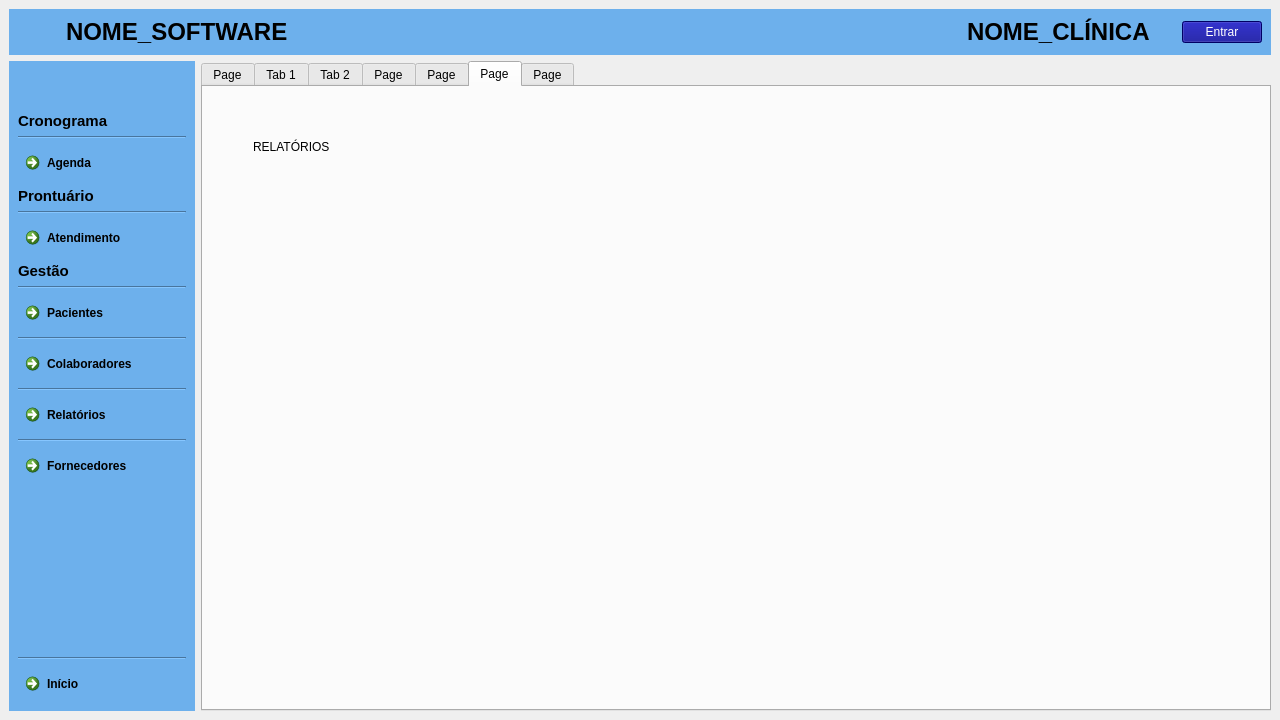
Qt form clinica_cpp/mainwindow.ui (juander/Projeto_CPP) before a commit.
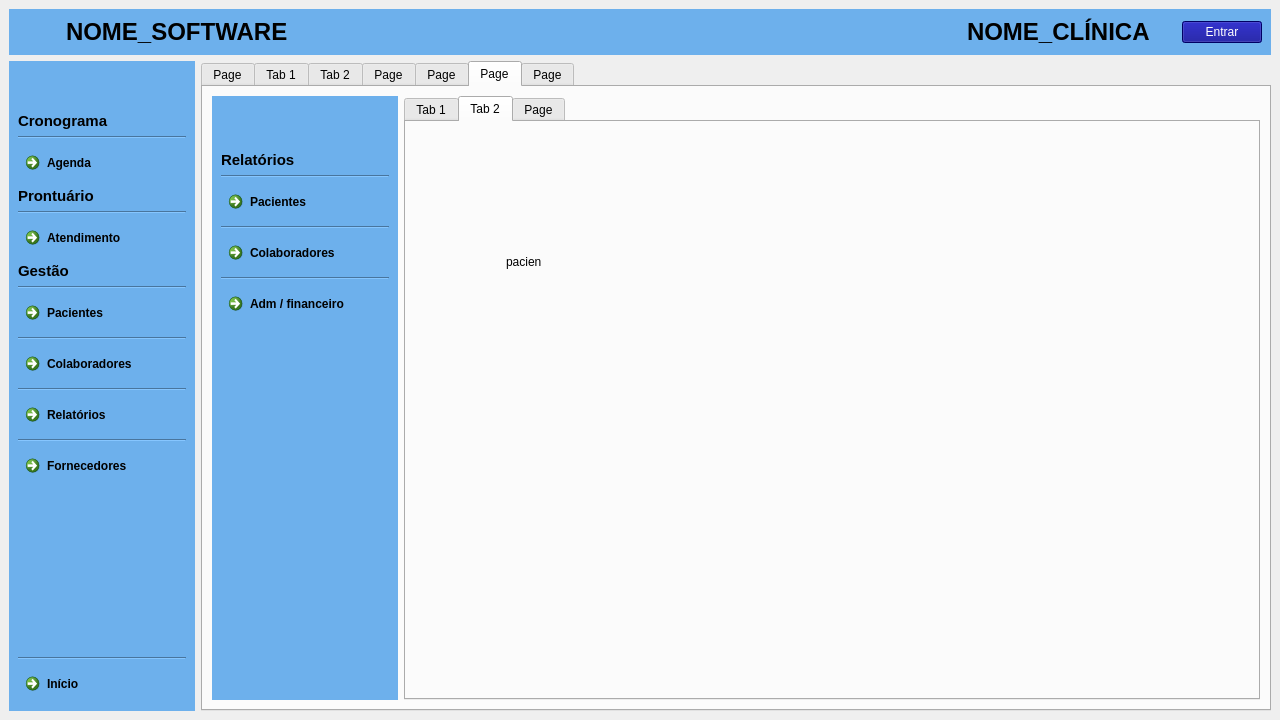
The same form after that commit. The open tabs and pages were chosen to show the change. Icons and pictures are not drawn.

Commit message: nao aguento mais meu deus

What changed in the file:
```diff
--- a/clinica_cpp/mainwindow.ui
+++ b/clinica_cpp/mainwindow.ui
@@ -2951,22 +2951,1002 @@
            <attribute name="title">
             <string>Page</string>
            </attribute>
-           <widget class="QLabel" name="label_10">
-            <property name="geometry">
-             <rect>
-              <x>50</x>
-              <y>50</y>
-              <width>111</width>
-              <height>20</height>
-             </rect>
-            </property>
-            <property name="styleSheet">
-             <string notr="true">color: rgb(0, 0, 0);</string>
-            </property>
-            <property name="text">
-             <string>RELATÓRIOS</string>
-            </property>
-           </widget>
+           <layout class="QVBoxLayout" name="verticalLayout_16">
+            <item>
+             <layout class="QHBoxLayout" name="horizontalLayout_14">
+              <item>
+               <widget class="QFrame" name="frameLateral_2">
+                <property name="enabled">
+                 <bool>true</bool>
+                </property>
+                <property name="autoFillBackground">
+                 <bool>false</bool>
+                </property>
+                <property name="styleSheet">
+                 <string notr="true">background-color:rgb(109, 176, 236)</string>
+                </property>
+                <property name="frameShape">
+                 <enum>QFrame::Shape::NoFrame</enum>
+                </property>
+                <property name="frameShadow">
+                 <enum>QFrame::Shadow::Raised</enum>
+                </property>
+                <layout class="QVBoxLayout" name="verticalLayout_19">
+                 <item>
+                  <spacer name="verticalSpacer_28">
+                   <property name="orientation">
+                    <enum>Qt::Orientation::Vertical</enum>
+                   </property>
+                   <property name="sizeHint" stdset="0">
+                    <size>
+                     <width>20</width>
+                     <height>40</height>
+                    </size>
+                   </property>
+                  </spacer>
+                 </item>
+                 <item>
+                  <widget class="QLabel" name="label_26">
+                   <property name="font">
+                    <font>
+                     <family>Arial</family>
+                     <pointsize>10</pointsize>
+                     <bold>true</bold>
+                    </font>
+                   </property>
+                   <property name="text">
+                    <string>&lt;html&gt;&lt;head/&gt;&lt;body&gt;&lt;p&gt;&lt;span style=&quot; font-size:11pt; color:#000000;&quot;&gt;Relatórios&lt;/span&gt;&lt;/p&gt;&lt;/body&gt;&lt;/html&gt;</string>
+                   </property>
+                  </widget>
+                 </item>
+                 <item>
+                  <widget class="Line" name="line3_4">
+                   <property name="styleSheet">
+                    <string notr="true">color:rgb(0, 0, 0)</string>
+                   </property>
+                   <property name="orientation">
+                    <enum>Qt::Orientation::Horizontal</enum>
+                   </property>
+                  </widget>
+                 </item>
+                 <item>
+                  <widget class="QCommandLinkButton" name="btnPacientes_4">
+                   <property name="palette">
+                    <palette>
+                     <active>
+                      <colorrole role="WindowText">
+                       <brush brushstyle="SolidPattern">
+                        <color alpha="255">
+                         <red>0</red>
+                         <green>0</green>
+                         <blue>0</blue>
+                        </color>
+                       </brush>
+                      </colorrole>
+                      <colorrole role="Button">
+                       <brush brushstyle="SolidPattern">
+                        <color alpha="255">
+                         <red>109</red>
+                         <green>176</green>
+                         <blue>236</blue>
+                        </color>
+                       </brush>
+                      </colorrole>
+                      <colorrole role="Text">
+                       <brush brushstyle="SolidPattern">
+                        <color alpha="255">
+                         <red>0</red>
+                         <green>0</green>
+                         <blue>0</blue>
+                        </color>
+                       </brush>
+                      </colorrole>
+                      <colorrole role="BrightText">
+                       <brush brushstyle="SolidPattern">
+                        <color alpha="255">
+                         <red>7</red>
+                         <green>64</green>
+                         <blue>229</blue>
+                        </color>
+                       </brush>
+                      </colorrole>
+                      <colorrole role="ButtonText">
+                       <brush brushstyle="SolidPattern">
+                        <color alpha="255">
+                         <red>21</red>
+                         <green>28</green>
+                         <blue>85</blue>
+                        </color>
+                       </brush>
+                      </colorrole>
+                      <colorrole role="Base">
+                       <brush brushstyle="SolidPattern">
+                        <color alpha="255">
+                         <red>109</red>
+                         <green>176</green>
+                         <blue>236</blue>
+                        </color>
+                       </brush>
+                      </colorrole>
+                      <colorrole role="Window">
+                       <brush brushstyle="SolidPattern">
+                        <color alpha="255">
+                         <red>109</red>
+                         <green>176</green>
+                         <blue>236</blue>
+                        </color>
+                       </brush>
+                      </colorrole>
+                      <colorrole role="HighlightedText">
+                       <brush brushstyle="SolidPattern">
+                        <color alpha="255">
+                         <red>0</red>
+                         <green>0</green>
+                         <blue>0</blue>
+                        </color>
+                       </brush>
+                      </colorrole>
+                      <colorrole role="PlaceholderText">
+                       <brush brushstyle="SolidPattern">
+                        <color alpha="128">
+                         <red>0</red>
+                         <green>0</green>
+                         <blue>0</blue>
+                        </color>
+                       </brush>
+                      </colorrole>
+                     </active>
+                     <inactive>
+                      <colorrole role="WindowText">
+                       <brush brushstyle="SolidPattern">
+                        <color alpha="255">
+                         <red>0</red>
+                         <green>0</green>
+                         <blue>0</blue>
+                        </color>
+                       </brush>
+                      </colorrole>
+                      <colorrole role="Button">
+                       <brush brushstyle="SolidPattern">
+                        <color alpha="255">
+                         <red>109</red>
+                         <green>176</green>
+                         <blue>236</blue>
+                        </color>
+                       </brush>
+                      </colorrole>
+                      <colorrole role="Text">
+                       <brush brushstyle="SolidPattern">
+                        <color alpha="255">
+                         <red>0</red>
+                         <green>0</green>
+                         <blue>0</blue>
+                        </color>
+                       </brush>
+                      </colorrole>
+                      <colorrole role="ButtonText">
+                       <brush brushstyle="SolidPattern">
+                        <color alpha="255">
+                         <red>0</red>
+                         <green>0</green>
+                         <blue>0</blue>
+                        </color>
+                       </brush>
+                      </colorrole>
+                      <colorrole role="Base">
+                       <brush brushstyle="SolidPattern">
+                        <color alpha="255">
+                         <red>109</red>
+                         <green>176</green>
+                         <blue>236</blue>
+                        </color>
+                       </brush>
+                      </colorrole>
+                      <colorrole role="Window">
+                       <brush brushstyle="SolidPattern">
+                        <color alpha="255">
+                         <red>109</red>
+                         <green>176</green>
+                         <blue>236</blue>
+                        </color>
+                       </brush>
+                      </colorrole>
+                      <colorrole role="HighlightedText">
+                       <brush brushstyle="SolidPattern">
+                        <color alpha="255">
+                         <red>0</red>
+                         <green>0</green>
+                         <blue>0</blue>
+                        </color>
+                       </brush>
+                      </colorrole>
+                      <colorrole role="PlaceholderText">
+                       <brush brushstyle="SolidPattern">
+                        <color alpha="128">
+                         <red>0</red>
+                         <green>0</green>
+                         <blue>0</blue>
+                        </color>
+                       </brush>
+                      </colorrole>
+                     </inactive>
+                     <disabled>
+                      <colorrole role="WindowText">
+                       <brush brushstyle="SolidPattern">
+                        <color alpha="255">
+                         <red>0</red>
+                         <green>0</green>
+                         <blue>0</blue>
+                        </color>
+                       </brush>
+                      </colorrole>
+                      <colorrole role="Button">
+                       <brush brushstyle="SolidPattern">
+                        <color alpha="255">
+                         <red>109</red>
+                         <green>176</green>
+                         <blue>236</blue>
+                        </color>
+                       </brush>
+                      </colorrole>
+                      <colorrole role="Text">
+                       <brush brushstyle="SolidPattern">
+                        <color alpha="255">
+                         <red>0</red>
+                         <green>0</green>
+                         <blue>0</blue>
+                        </color>
+                       </brush>
+                      </colorrole>
+                      <colorrole role="ButtonText">
+                       <brush brushstyle="SolidPattern">
+                        <color alpha="255">
+                         <red>0</red>
+                         <green>0</green>
+                         <blue>0</blue>
+                        </color>
+                       </brush>
+                      </colorrole>
+                      <colorrole role="Base">
+                       <brush brushstyle="SolidPattern">
+                        <color alpha="255">
+                         <red>109</red>
+                         <green>176</green>
+                         <blue>236</blue>
+                        </color>
+                       </brush>
+                      </colorrole>
+                      <colorrole role="Window">
+                       <brush brushstyle="SolidPattern">
+                        <color alpha="255">
+                         <red>109</red>
+                         <green>176</green>
+                         <blue>236</blue>
+                        </color>
+                       </brush>
+                      </colorrole>
+                      <colorrole role="HighlightedText">
+                       <brush brushstyle="SolidPattern">
+                        <color alpha="255">
+                         <red>0</red>
+                         <green>0</green>
+                         <blue>0</blue>
+                        </color>
+                       </brush>
+                      </colorrole>
+                      <colorrole role="PlaceholderText">
+                       <brush brushstyle="SolidPattern">
+                        <color alpha="128">
+                         <red>0</red>
+                         <green>0</green>
+                         <blue>0</blue>
+                        </color>
+                       </brush>
+                      </colorrole>
+                     </disabled>
+                    </palette>
+                   </property>
+                   <property name="styleSheet">
+                    <string notr="true">color: rgb(0, 0, 0);</string>
+                   </property>
+                   <property name="text">
+                    <string notr="true">Pacientes</string>
+                   </property>
+                   <property name="icon">
+                    <iconset resource="icons.qrc">
+                     <normaloff>:/icons/People.png</normaloff>:/icons/People.png</iconset>
+                   </property>
+                  </widget>
+                 </item>
+                 <item>
+                  <widget class="Line" name="line4_4">
+                   <property name="styleSheet">
+                    <string notr="true">color:rgb(0, 0, 0)</string>
+                   </property>
+                   <property name="orientation">
+                    <enum>Qt::Orientation::Horizontal</enum>
+                   </property>
+                  </widget>
+                 </item>
+                 <item>
+                  <widget class="QCommandLinkButton" name="btnColaboradores_4">
+                   <property name="palette">
+                    <palette>
+                     <active>
+                      <colorrole role="WindowText">
+                       <brush brushstyle="SolidPattern">
+                        <color alpha="255">
+                         <red>0</red>
+                         <green>0</green>
+                         <blue>0</blue>
+                        </color>
+                       </brush>
+                      </colorrole>
+                      <colorrole role="Button">
+                       <brush brushstyle="SolidPattern">
+                        <color alpha="255">
+                         <red>109</red>
+                         <green>176</green>
+                         <blue>236</blue>
+                        </color>
+                       </brush>
+                      </colorrole>
+                      <colorrole role="Text">
+                       <brush brushstyle="SolidPattern">
+                        <color alpha="255">
+                         <red>0</red>
+                         <green>0</green>
+                         <blue>0</blue>
+                        </color>
+                       </brush>
+                      </colorrole>
+                      <colorrole role="BrightText">
+                       <brush brushstyle="SolidPattern">
+                        <color alpha="255">
+                         <red>7</red>
+                         <green>64</green>
+                         <blue>229</blue>
+                        </color>
+                       </brush>
+                      </colorrole>
+                      <colorrole role="ButtonText">
+                       <brush brushstyle="SolidPattern">
+                        <color alpha="255">
+                         <red>21</red>
+                         <green>28</green>
+                         <blue>85</blue>
+                        </color>
+                       </brush>
+                      </colorrole>
+                      <colorrole role="Base">
+                       <brush brushstyle="SolidPattern">
+                        <color alpha="255">
+                         <red>109</red>
+                         <green>176</green>
+                         <blue>236</blue>
+                        </color>
+                       </brush>
+                      </colorrole>
+                      <colorrole role="Window">
+                       <brush brushstyle="SolidPattern">
+                        <color alpha="255">
+                         <red>109</red>
+                         <green>176</green>
+                         <blue>236</blue>
+                        </color>
+                       </brush>
+                      </colorrole>
+                      <colorrole role="HighlightedText">
+                       <brush brushstyle="SolidPattern">
+                        <color alpha="255">
+                         <red>0</red>
+                         <green>0</green>
+                         <blue>0</blue>
+                        </color>
+                       </brush>
+                      </colorrole>
+                      <colorrole role="PlaceholderText">
+                       <brush brushstyle="SolidPattern">
+                        <color alpha="128">
+                         <red>0</red>
+                         <green>0</green>
+                         <blue>0</blue>
+                        </color>
+                       </brush>
+                      </colorrole>
+                     </active>
+                     <inactive>
+                      <colorrole role="WindowText">
+                       <brush brushstyle="SolidPattern">
+                        <color alpha="255">
+                         <red>0</red>
+                         <green>0</green>
+                         <blue>0</blue>
+                        </color>
+                       </brush>
+                      </colorrole>
+                      <colorrole role="Button">
+                       <brush brushstyle="SolidPattern">
+                        <color alpha="255">
+                         <red>109</red>
+                         <green>176</green>
+                         <blue>236</blue>
+                        </color>
+                       </brush>
+                      </colorrole>
+                      <colorrole role="Text">
+                       <brush brushstyle="SolidPattern">
+                        <color alpha="255">
+                         <red>0</red>
+                         <green>0</green>
+                         <blue>0</blue>
+                        </color>
+                       </brush>
+                      </colorrole>
+                      <colorrole role="ButtonText">
+                       <brush brushstyle="SolidPattern">
+                        <color alpha="255">
+                         <red>0</red>
+                         <green>0</green>
+                         <blue>0</blue>
+                        </color>
+                       </brush>
+                      </colorrole>
+                      <colorrole role="Base">
+                       <brush brushstyle="SolidPattern">
+                        <color alpha="255">
+                         <red>109</red>
+                         <green>176</green>
+                         <blue>236</blue>
+                        </color>
+                       </brush>
+                      </colorrole>
+                      <colorrole role="Window">
+                       <brush brushstyle="SolidPattern">
+                        <color alpha="255">
+                         <red>109</red>
+                         <green>176</green>
+                         <blue>236</blue>
+                        </color>
+                       </brush>
+                      </colorrole>
+                      <colorrole role="HighlightedText">
+                       <brush brushstyle="SolidPattern">
+                        <color alpha="255">
+                         <red>0</red>
+                         <green>0</green>
+                         <blue>0</blue>
+                        </color>
+                       </brush>
+                      </colorrole>
+                      <colorrole role="PlaceholderText">
+                       <brush brushstyle="SolidPattern">
+                        <color alpha="128">
+                         <red>0</red>
+                         <green>0</green>
+                         <blue>0</blue>
+                        </color>
+                       </brush>
+                      </colorrole>
+                     </inactive>
+                     <disabled>
+                      <colorrole role="WindowText">
+                       <brush brushstyle="SolidPattern">
+                        <color alpha="255">
+                         <red>0</red>
+                         <green>0</green>
+                         <blue>0</blue>
+                        </color>
+                       </brush>
+                      </colorrole>
+                      <colorrole role="Button">
+                       <brush brushstyle="SolidPattern">
+                        <color alpha="255">
+                         <red>109</red>
+                         <green>176</green>
+                         <blue>236</blue>
+                        </color>
+                       </brush>
+                      </colorrole>
+                      <colorrole role="Text">
+                       <brush brushstyle="SolidPattern">
+                        <color alpha="255">
+                         <red>0</red>
+                         <green>0</green>
+                         <blue>0</blue>
+                        </color>
+                       </brush>
+                      </colorrole>
+                      <colorrole role="ButtonText">
+                       <brush brushstyle="SolidPattern">
+                        <color alpha="255">
+                         <red>0</red>
+                         <green>0</green>
+                         <blue>0</blue>
+                        </color>
+                       </brush>
+                      </colorrole>
+                      <colorrole role="Base">
+                       <brush brushstyle="SolidPattern">
+                        <color alpha="255">
+                         <red>109</red>
+                         <green>176</green>
+                         <blue>236</blue>
+                        </color>
+                       </brush>
+                      </colorrole>
+                      <colorrole role="Window">
+                       <brush brushstyle="SolidPattern">
+                        <color alpha="255">
+                         <red>109</red>
+                         <green>176</green>
+                         <blue>236</blue>
+                        </color>
+                       </brush>
+                      </colorrole>
+                      <colorrole role="HighlightedText">
+                       <brush brushstyle="SolidPattern">
+                        <color alpha="255">
+                         <red>0</red>
+                         <green>0</green>
+                         <blue>0</blue>
+                        </color>
+                       </brush>
+                      </colorrole>
+                      <colorrole role="PlaceholderText">
+                       <brush brushstyle="SolidPattern">
+                        <color alpha="128">
+                         <red>0</red>
+                         <green>0</green>
+                         <blue>0</blue>
+                        </color>
+                       </brush>
+                      </colorrole>
+                     </disabled>
+                    </palette>
+                   </property>
+                   <property name="styleSheet">
+                    <string notr="true">color: rgb(0, 0, 0);</string>
+                   </property>
+                   <property name="text">
+                    <string notr="true">Colaboradores</string>
+                   </property>
+                   <property name="icon">
+                    <iconset resource="icons.qrc">
+                     <normaloff>:/icons/Medical Doctor.png</normaloff>:/icons/Medical Doctor.png</iconset>
+                   </property>
+                  </widget>
+                 </item>
+                 <item>
+                  <widget class="Line" name="line5_4">
+                   <property name="styleSheet">
+                    <string notr="true">color:rgb(0, 0, 0)</string>
+                   </property>
+                   <property name="orientation">
+                    <enum>Qt::Orientation::Horizontal</enum>
+                   </property>
+                  </widget>
+                 </item>
+                 <item>
+                  <widget class="QCommandLinkButton" name="btnRelatorios_4">
+                   <property name="palette">
+                    <palette>
+                     <active>
+                      <colorrole role="WindowText">
+                       <brush brushstyle="SolidPattern">
+                        <color alpha="255">
+                         <red>0</red>
+                         <green>0</green>
+                         <blue>0</blue>
+                        </color>
+                       </brush>
+                      </colorrole>
+                      <colorrole role="Button">
+                       <brush brushstyle="SolidPattern">
+                        <color alpha="255">
+                         <red>109</red>
+                         <green>176</green>
+                         <blue>236</blue>
+                        </color>
+                       </brush>
+                      </colorrole>
+                      <colorrole role="Text">
+                       <brush brushstyle="SolidPattern">
+                        <color alpha="255">
+                         <red>0</red>
+                         <green>0</green>
+                         <blue>0</blue>
+                        </color>
+                       </brush>
+                      </colorrole>
+                      <colorrole role="BrightText">
+                       <brush brushstyle="SolidPattern">
+                        <color alpha="255">
+                         <red>7</red>
+                         <green>64</green>
+                         <blue>229</blue>
+                        </color>
+                       </brush>
+                      </colorrole>
+                      <colorrole role="ButtonText">
+                       <brush brushstyle="SolidPattern">
+                        <color alpha="255">
+                         <red>21</red>
+                         <green>28</green>
+                         <blue>85</blue>
+                        </color>
+                       </brush>
+                      </colorrole>
+                      <colorrole role="Base">
+                       <brush brushstyle="SolidPattern">
+                        <color alpha="255">
+                         <red>109</red>
+                         <green>176</green>
+                         <blue>236</blue>
+                        </color>
+                       </brush>
+                      </colorrole>
+                      <colorrole role="Window">
+                       <brush brushstyle="SolidPattern">
+                        <color alpha="255">
+                         <red>109</red>
+                         <green>176</green>
+                         <blue>236</blue>
+                        </color>
+                       </brush>
+                      </colorrole>
+                      <colorrole role="HighlightedText">
+                       <brush brushstyle="SolidPattern">
+                        <color alpha="255">
+                         <red>0</red>
+                         <green>0</green>
+                         <blue>0</blue>
+                        </color>
+                       </brush>
+                      </colorrole>
+                      <colorrole role="PlaceholderText">
+                       <brush brushstyle="SolidPattern">
+                        <color alpha="128">
+                         <red>0</red>
+                         <green>0</green>
+                         <blue>0</blue>
+                        </color>
+                       </brush>
+                      </colorrole>
+                     </active>
+                     <inactive>
+                      <colorrole role="WindowText">
+                       <brush brushstyle="SolidPattern">
+                        <color alpha="255">
+                         <red>0</red>
+                         <green>0</green>
+                         <blue>0</blue>
+                        </color>
+                       </brush>
+                      </colorrole>
+                      <colorrole role="Button">
+                       <brush brushstyle="SolidPattern">
+                        <color alpha="255">
+                         <red>109</red>
+                         <green>176</green>
+                         <blue>236</blue>
+                        </color>
+                       </brush>
+                      </colorrole>
+                      <colorrole role="Text">
+                       <brush brushstyle="SolidPattern">
+                        <color alpha="255">
+                         <red>0</red>
+                         <green>0</green>
+                         <blue>0</blue>
+                        </color>
+                       </brush>
+                      </colorrole>
+                      <colorrole role="ButtonText">
+                       <brush brushstyle="SolidPattern">
+                        <color alpha="255">
+                         <red>0</red>
+                         <green>0</green>
+                         <blue>0</blue>
+                        </color>
+                       </brush>
+                      </colorrole>
+                      <colorrole role="Base">
+                       <brush brushstyle="SolidPattern">
+                        <color alpha="255">
+                         <red>109</red>
+                         <green>176</green>
+                         <blue>236</blue>
+                        </color>
+                       </brush>
+                      </colorrole>
+                      <colorrole role="Window">
+                       <brush brushstyle="SolidPattern">
+                        <color alpha="255">
+                         <red>109</red>
+                         <green>176</green>
+                         <blue>236</blue>
+                        </color>
+                       </brush>
+                      </colorrole>
+                      <colorrole role="HighlightedText">
+                       <brush brushstyle="SolidPattern">
+                        <color alpha="255">
+                         <red>0</red>
+                         <green>0</green>
+                         <blue>0</blue>
+                        </color>
+                       </brush>
+                      </colorrole>
+                      <colorrole role="PlaceholderText">
+                       <brush brushstyle="SolidPattern">
+                        <color alpha="128">
+                         <red>0</red>
+                         <green>0</green>
+                         <blue>0</blue>
+                        </color>
+                       </brush>
+                      </colorrole>
+                     </inactive>
+                     <disabled>
+                      <colorrole role="WindowText">
+                       <brush brushstyle="SolidPattern">
+                        <color alpha="255">
+                         <red>0</red>
+                         <green>0</green>
+                         <blue>0</blue>
+                        </color>
+                       </brush>
+                      </colorrole>
+                      <colorrole role="Button">
+                       <brush brushstyle="SolidPattern">
+                        <color alpha="255">
+                         <red>109</red>
+                         <green>176</green>
+                         <blue>236</blue>
+                        </color>
+                       </brush>
+                      </colorrole>
+                      <colorrole role="Text">
+                       <brush brushstyle="SolidPattern">
+                        <color alpha="255">
+                         <red>0</red>
+                         <green>0</green>
+                         <blue>0</blue>
+                        </color>
+                       </brush>
+                      </colorrole>
+                      <colorrole role="ButtonText">
+                       <brush brushstyle="SolidPattern">
+                        <color alpha="255">
+                         <red>0</red>
+                         <green>0</green>
+                         <blue>0</blue>
+                        </color>
+                       </brush>
+                      </colorrole>
+                      <colorrole role="Base">
+                       <brush brushstyle="SolidPattern">
+                        <color alpha="255">
+                         <red>109</red>
+                         <green>176</green>
+                         <blue>236</blue>
+                        </color>
+                       </brush>
+                      </colorrole>
+                      <colorrole role="Window">
+                       <brush brushstyle="SolidPattern">
+                        <color alpha="255">
+                         <red>109</red>
+                         <green>176</green>
+                         <blue>236</blue>
+                        </color>
+                       </brush>
+                      </colorrole>
+                      <colorrole role="HighlightedText">
+                       <brush brushstyle="SolidPattern">
+                        <color alpha="255">
+                         <red>0</red>
+                         <green>0</green>
+                         <blue>0</blue>
+                        </color>
+                       </brush>
+                      </colorrole>
+                      <colorrole role="PlaceholderText">
+                       <brush brushstyle="SolidPattern">
+                        <color alpha="128">
+                         <red>0</red>
+                         <green>0</green>
+                         <blue>0</blue>
+                        </color>
+                       </brush>
+                      </colorrole>
+                     </disabled>
+                    </palette>
+                   </property>
+                   <property name="styleSheet">
+                    <string notr="true">color: rgb(0, 0, 0);</string>
+                   </property>
+                   <property name="text">
+                    <string notr="true">Adm / financeiro</string>
+                   </property>
+                   <property name="icon">
+                    <iconset resource="icons.qrc">
+                     <normaloff>:/icons/Brief.png</normaloff>:/icons/Brief.png</iconset>
+                   </property>
+                  </widget>
+                 </item>
+                 <item>
+                  <spacer name="verticalSpacer_29">
+                   <property name="orientation">
+                    <enum>Qt::Orientation::Vertical</enum>
+                   </property>
+                   <property name="sizeHint" stdset="0">
+                    <size>
+                     <width>20</width>
+                     <height>40</height>
+                    </size>
+                   </property>
+                  </spacer>
+                 </item>
+                 <item>
+                  <spacer name="verticalSpacer_34">
+                   <property name="orientation">
+                    <enum>Qt::Orientation::Vertical</enum>
+                   </property>
+                   <property name="sizeHint" stdset="0">
+                    <size>
+                     <width>20</width>
+                     <height>40</height>
+                    </size>
+                   </property>
+                  </spacer>
+                 </item>
+                 <item>
+                  <spacer name="verticalSpacer_33">
+                   <property name="orientation">
+                    <enum>Qt::Orientation::Vertical</enum>
+                   </property>
+                   <property name="sizeHint" stdset="0">
+                    <size>
+                     <width>20</width>
+                     <height>40</height>
+                    </size>
+                   </property>
+                  </spacer>
+                 </item>
+                 <item>
+                  <spacer name="verticalSpacer_32">
+                   <property name="orientation">
+                    <enum>Qt::Orientation::Vertical</enum>
+                   </property>
+                   <property name="sizeHint" stdset="0">
+                    <size>
+                     <width>20</width>
+                     <height>40</height>
+                    </size>
+                   </property>
+                  </spacer>
+                 </item>
+                 <item>
+                  <spacer name="verticalSpacer_30">
+                   <property name="orientation">
+                    <enum>Qt::Orientation::Vertical</enum>
+                   </property>
+                   <property name="sizeHint" stdset="0">
+                    <size>
+                     <width>20</width>
+                     <height>40</height>
+                    </size>
+                   </property>
+                  </spacer>
+                 </item>
+                 <item>
+                  <spacer name="verticalSpacer_5">
+                   <property name="orientation">
+                    <enum>Qt::Orientation::Vertical</enum>
+                   </property>
+                   <property name="sizeHint" stdset="0">
+                    <size>
+                     <width>20</width>
+                     <height>40</height>
+                    </size>
+                   </property>
+                  </spacer>
+                 </item>
+                 <item>
+                  <spacer name="verticalSpacer_31">
+                   <property name="orientation">
+                    <enum>Qt::Orientation::Vertical</enum>
+                   </property>
+                   <property name="sizeHint" stdset="0">
+                    <size>
+                     <width>20</width>
+                     <height>40</height>
+                    </size>
+                   </property>
+                  </spacer>
+                 </item>
+                 <item>
+                  <spacer name="verticalSpacer_4">
+                   <property name="orientation">
+                    <enum>Qt::Orientation::Vertical</enum>
+                   </property>
+                   <property name="sizeHint" stdset="0">
+                    <size>
+                     <width>20</width>
+                     <height>40</height>
+                    </size>
+                   </property>
+                  </spacer>
+                 </item>
+                </layout>
+               </widget>
+              </item>
+              <item>
+               <widget class="QTabWidget" name="tabWidget">
+                <property name="currentIndex">
+                 <number>1</number>
+                </property>
+                <widget class="QWidget" name="tab">
+                 <attribute name="title">
+                  <string>Tab 1</string>
+                 </attribute>
+                 <widget class="QLabel" name="label_7">
+                  <property name="geometry">
+                   <rect>
+                    <x>150</x>
+                    <y>160</y>
+                    <width>63</width>
+                    <height>20</height>
+                   </rect>
+                  </property>
+                  <property name="text">
+                   <string>adm, ffinca</string>
+                  </property>
+                 </widget>
+                </widget>
+                <widget class="QWidget" name="tab_2">
+                 <attribute name="title">
+                  <string>Tab 2</string>
+                 </attribute>
+                 <widget class="QLabel" name="label_10">
+                  <property name="geometry">
+                   <rect>
+                    <x>100</x>
+                    <y>130</y>
+                    <width>63</width>
+                    <height>20</height>
+                   </rect>
+                  </property>
+                  <property name="text">
+                   <string>pacien</string>
+                  </property>
+                 </widget>
+                </widget>
+                <widget class="QWidget" name="tab_3">
+                 <attribute name="title">
+                  <string>Page</string>
+                 </attribute>
+                 <widget class="QLabel" name="label_15">
+                  <property name="geometry">
+                   <rect>
+                    <x>280</x>
+                    <y>140</y>
+                    <width>63</width>
+                    <height>20</height>
+                   </rect>
+                  </property>
+                  <property name="text">
+                   <string>colaboradores</string>
+                  </property>
+                 </widget>
+                </widget>
+               </widget>
+              </item>
+             </layout>
+            </item>
+           </layout>
           </widget>
           <widget class="QWidget" name="Fornecedores">
            <attribute name="title">
```
Left out of the diff: 12 changed lines with no effect on the pictures.
